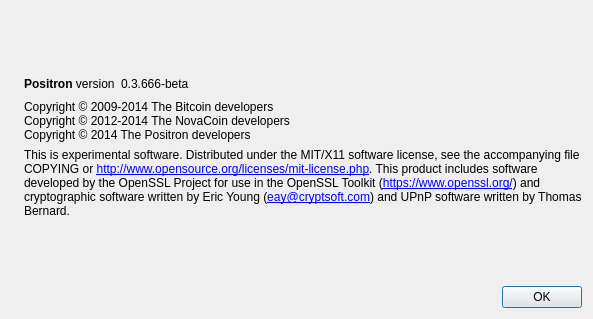
This is src/qt/forms/aboutdialog.ui in jvcrypto/vaginacoin as Qt 5 draws it before an edit. The edited form follows.
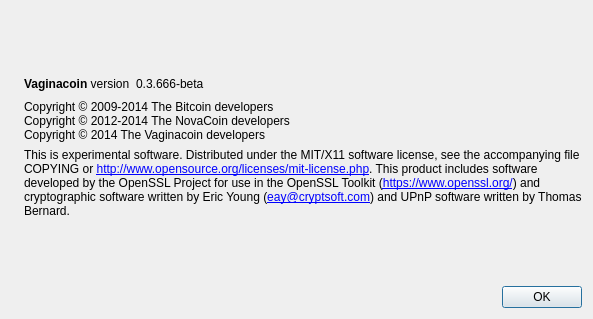
This is the edited form. Icons and pictures are not drawn.

Patch:
```diff
--- a/src/qt/forms/aboutdialog.ui
+++ b/src/qt/forms/aboutdialog.ui
@@ -50,7 +50,7 @@
           <cursorShape>IBeamCursor</cursorShape>
          </property>
          <property name="text">
-          <string>&lt;b&gt;Positron&lt;/b&gt; version</string>
+          <string>&lt;b&gt;Vaginacoin&lt;/b&gt; version</string>
          </property>
          <property name="textInteractionFlags">
           <set>Qt::LinksAccessibleByMouse|Qt::TextSelectableByKeyboard|Qt::TextSelectableByMouse</set>
@@ -93,7 +93,7 @@
        <property name="text">
         <string>Copyright © 2009-2014 The Bitcoin developers
 Copyright © 2012-2014 The NovaCoin developers
-Copyright © 2014 The Positron developers</string>
+Copyright © 2014 The Vaginacoin developers</string>
        </property>
        <property name="textInteractionFlags">
         <set>Qt::LinksAccessibleByMouse|Qt::TextSelectableByKeyboard|Qt::TextSelectableByMouse</set>
```
Left out of the diff: 2 changed lines with no effect on the pictures.
